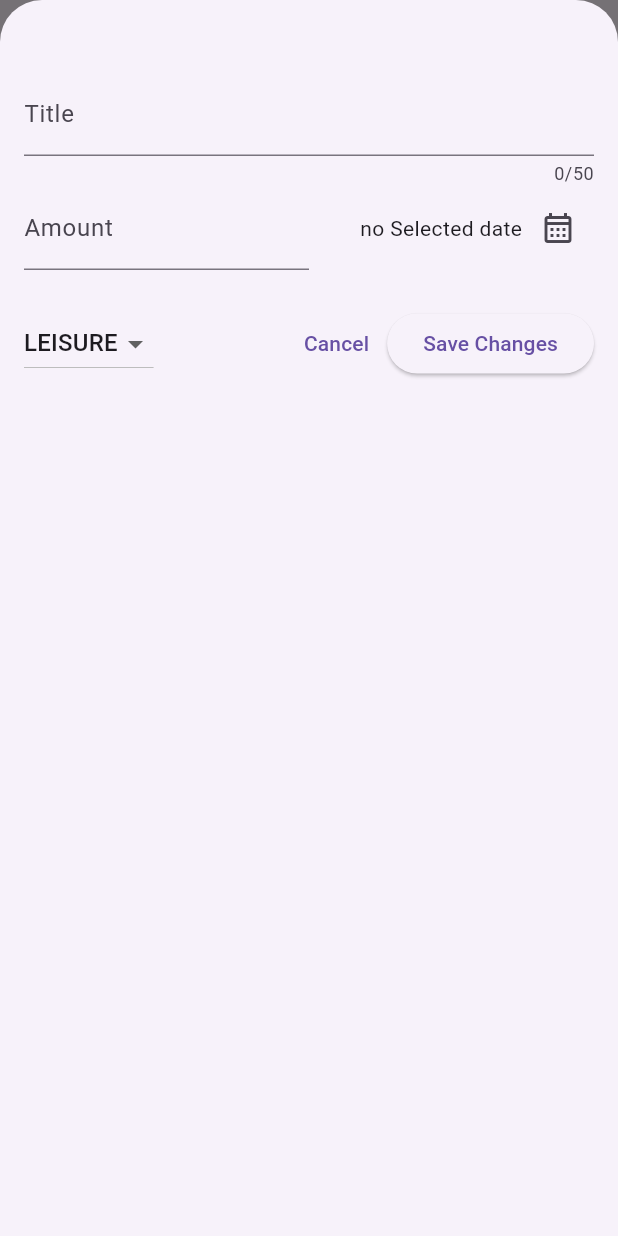
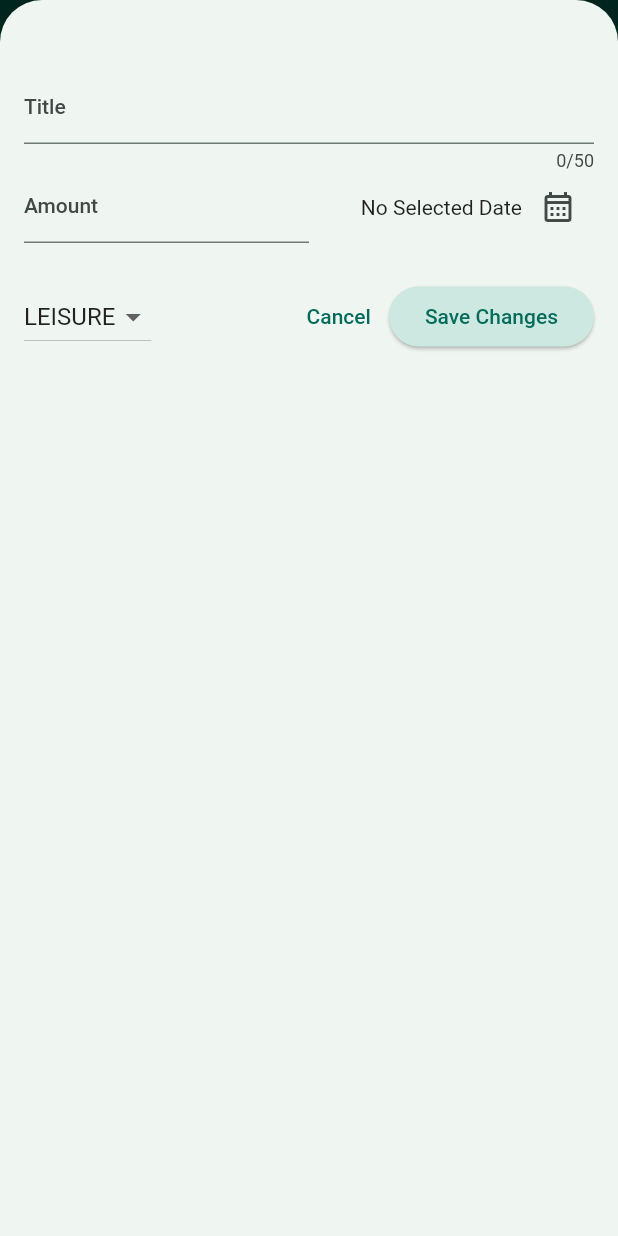
Before and after one commit to Sandeep1-dev/Expense_Tracker, a Flutter app: the screen it shows after launch, after a tap on the "add" icon, on a phone screen of 412 x 824 dp. Run offline on Flutter 3.47's test engine with Material 2 defaults, Android fonts, the phone set to English and light mode, and no system bars.

Commit message:
Dark Mode Added

```diff
--- a/lib/common_widget/expenses_widgets/expense_list.dart
+++ b/lib/common_widget/expenses_widgets/expense_list.dart
@@ -17,6 +17,11 @@ class Expense_List extends StatelessWidget {
       itemCount: expenses.length,
       itemBuilder: (context, index) => Dismissible(
         key: ValueKey(expenses[index]),
+        background: Container(
+          color: Theme.of(context).colorScheme.error.withOpacity(.50),
+          margin: EdgeInsets.symmetric(
+              horizontal: Theme.of(context).cardTheme.margin!.horizontal),
+        ),
         onDismissed: (direction) {
           onRemoveExpense(expenses[index]);
         },
--- a/lib/common_widget/expenses_widgets/expenses_item.dart
+++ b/lib/common_widget/expenses_widgets/expenses_item.dart
@@ -9,10 +9,14 @@ class Expense_Item extends StatelessWidget {
   Widget build(BuildContext context) {
     return Card(
       child: Padding(
-        padding: const EdgeInsets.symmetric(vertical: 18, horizontal: 20),
+        padding: const EdgeInsets.symmetric(vertical: 14, horizontal: 20),
         child: Column(
+          crossAxisAlignment: CrossAxisAlignment.start,
           children: [
-            Text(expense.title),
+            Text(
+              expense.title,
+              style: Theme.of(context).textTheme.titleLarge,
+            ),
             const SizedBox(
               height: 10,
             ),
--- a/lib/common_widget/new_expense.dart
+++ b/lib/common_widget/new_expense.dart
@@ -110,7 +110,7 @@ class _NewExpenseState extends State<NewExpense> {
                   crossAxisAlignment: CrossAxisAlignment.center,
                   children: [
                     Text(_selectedDate == null
-                        ? "no Selected date"
+                        ? "No Selected Date"
                         : formatter.format(_selectedDate!)),
                     IconButton(
                       onPressed: _presentDatePicker,
--- a/lib/main.dart
+++ b/lib/main.dart
@@ -1,10 +1,52 @@
 import 'package:expenses_tracking_app/common_widget/expenses_screen.dart';
 import 'package:flutter/material.dart';
+
+var kColorScheme = ColorScheme.fromSeed(
+  seedColor: const Color.fromARGB(6, 65, 155, 137),
+);
+var kDarkColorScheme = ColorScheme.fromSeed(
+  brightness: Brightness.dark,
+  seedColor: Color.fromARGB(255, 60, 177, 192),
+);
+
 
 void main() {
   runApp(
     MaterialApp(
-      theme: ThemeData(useMaterial3: true),
+      darkTheme: ThemeData().copyWith(
+        useMaterial3: true,
+        colorScheme: kDarkColorScheme,
+        cardTheme: CardTheme(
+          color: kDarkColorScheme.secondaryContainer,
+          margin: const EdgeInsets.symmetric(horizontal: 10, vertical: 10),
+        ),
+        elevatedButtonTheme: ElevatedButtonThemeData(
+          style: ElevatedButton.styleFrom(
+              backgroundColor: kDarkColorScheme.secondaryContainer),
+        ),
+      ),
+      theme: ThemeData().copyWith(
+        useMaterial3: true,
+        colorScheme: kColorScheme,
+        appBarTheme: const AppBarTheme().copyWith(
+            backgroundColor: kColorScheme.onPrimaryContainer,
+            foregroundColor: kColorScheme.primaryContainer),
+        cardTheme: CardTheme(
+          color: kColorScheme.secondaryContainer,
+          margin: const EdgeInsets.symmetric(horizontal: 10, vertical: 10),
+        ),
+        elevatedButtonTheme: ElevatedButtonThemeData(
+          style: ElevatedButton.styleFrom(
+              backgroundColor: kColorScheme.secondaryContainer),
+        ),
+        textTheme: ThemeData().textTheme.copyWith(
+              titleLarge: TextStyle(
+                  fontSize: 17,
+                  fontWeight: FontWeight.bold,
+                  color: kColorScheme.onSurfaceVariant),
+            ),
+      ),
+      themeMode: ThemeMode.system,
       home: const ExpensesScreen(),
     ),
   );
```
